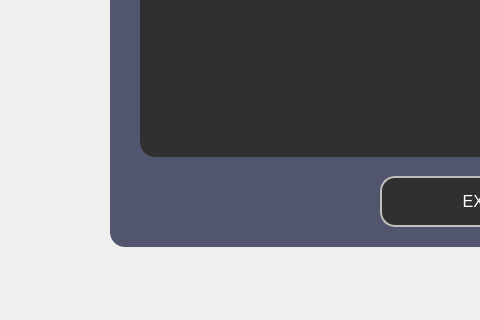
The window that ALA/aff.ui (HediLengliz/Smart_Court_2A25) describes before a commit, drawn with Qt 5; both pictures show x 350 to 830 and y 344 to 664 of the 1021 by 664 pixel window.
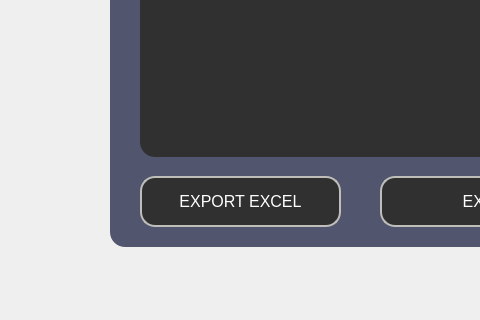
The same window after the commit. Icons and pictures are not drawn.

The edit to the form file:
```diff
--- a/ALA/aff.ui
+++ b/ALA/aff.ui
@@ -136,6 +136,40 @@
      <number>106</number>
     </attribute>
    </widget>
+   <widget class="QPushButton" name="ExportExcel">
+    <property name="geometry">
+     <rect>
+      <x>30</x>
+      <y>460</y>
+      <width>201</width>
+      <height>51</height>
+     </rect>
+    </property>
+    <property name="font">
+     <font>
+      <pointsize>12</pointsize>
+     </font>
+    </property>
+    <property name="styleSheet">
+     <string notr="true">*{
+color:white;
+border-radius: 15px;
+background:#303030;
+border: 2px solid #bfbeba;
+}
+
+*:hover
+{
+	color:#303030;
+	border-radius:15px;
+	background:white;
+border: 2px solid #bfbeba;
+}</string>
+    </property>
+    <property name="text">
+     <string>EXPORT EXCEL</string>
+    </property>
+   </widget>
   </widget>
  </widget>
  <resources/>
```
